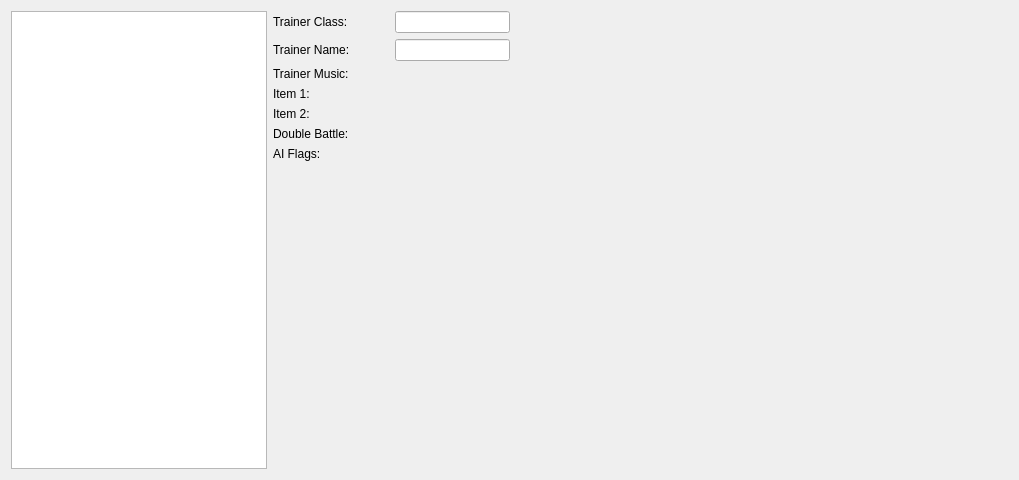
This is GUI/trainerwidget.ui in jowin202/YaRHT as Qt 5 draws it before an edit. The edited form follows.
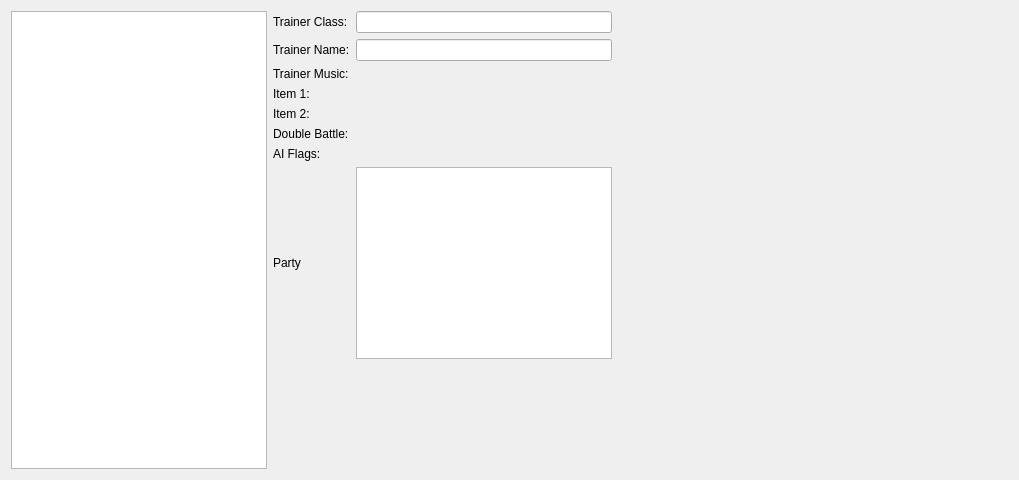
This is the edited form.

What changed in the file:
```diff
--- a/GUI/trainerwidget.ui
+++ b/GUI/trainerwidget.ui
@@ -29,13 +29,6 @@
    </item>
    <item row="0" column="0">
     <layout class="QGridLayout" name="gridLayout">
-     <item row="2" column="2">
-      <widget class="QLabel" name="label_2">
-       <property name="text">
-        <string>Trainer Name:</string>
-       </property>
-      </widget>
-     </item>
      <item row="4" column="2">
       <widget class="QLabel" name="label_4">
        <property name="text">
@@ -43,6 +36,63 @@
        </property>
       </widget>
      </item>
+     <item row="6" column="2">
+      <widget class="QLabel" name="label_6">
+       <property name="text">
+        <string>Double Battle:</string>
+       </property>
+      </widget>
+     </item>
+     <item row="9" column="2">
+      <spacer name="horizontalSpacer">
+       <property name="orientation">
+        <enum>Qt::Horizontal</enum>
+       </property>
+       <property name="sizeHint" stdset="0">
+        <size>
+         <width>40</width>
+         <height>20</height>
+        </size>
+       </property>
+      </spacer>
+     </item>
+     <item row="1" column="0" rowspan="10">
+      <widget class="QListWidget" name="list_trainers"/>
+     </item>
+     <item row="2" column="3">
+      <widget class="QLineEdit" name="line_name">
+       <property name="readOnly">
+        <bool>true</bool>
+       </property>
+      </widget>
+     </item>
+     <item row="9" column="3">
+      <spacer name="horizontalSpacer_2">
+       <property name="orientation">
+        <enum>Qt::Horizontal</enum>
+       </property>
+       <property name="sizeHint" stdset="0">
+        <size>
+         <width>40</width>
+         <height>20</height>
+        </size>
+       </property>
+      </spacer>
+     </item>
+     <item row="1" column="3">
+      <widget class="QLineEdit" name="line_class">
+       <property name="readOnly">
+        <bool>true</bool>
+       </property>
+      </widget>
+     </item>
+     <item row="2" column="2">
+      <widget class="QLabel" name="label_2">
+       <property name="text">
+        <string>Trainer Name:</string>
+       </property>
+      </widget>
+     </item>
      <item row="3" column="2">
       <widget class="QLabel" name="label_3">
        <property name="text">
@@ -50,6 +100,26 @@
        </property>
       </widget>
      </item>
+     <item row="10" column="3">
+      <spacer name="verticalSpacer">
+       <property name="orientation">
+        <enum>Qt::Vertical</enum>
+       </property>
+       <property name="sizeHint" stdset="0">
+        <size>
+         <width>20</width>
+         <height>40</height>
+        </size>
+       </property>
+      </spacer>
+     </item>
+     <item row="1" column="2">
+      <widget class="QLabel" name="label">
+       <property name="text">
+        <string>Trainer Class:</string>
+       </property>
+      </widget>
+     </item>
      <item row="5" column="2">
       <widget class="QLabel" name="label_5">
        <property name="text">
@@ -64,73 +134,13 @@
        </property>
       </widget>
      </item>
-     <item row="6" column="2">
-      <widget class="QLabel" name="label_6">
-       <property name="text">
-        <string>Double Battle:</string>
-       </property>
-      </widget>
-     </item>
      <item row="8" column="3">
-      <spacer name="horizontalSpacer_2">
-       <property name="orientation">
-        <enum>Qt::Horizontal</enum>
-       </property>
-       <property name="sizeHint" stdset="0">
-        <size>
-         <width>40</width>
-         <height>20</height>
-        </size>
-       </property>
-      </spacer>
-     </item>
-     <item row="1" column="2">
-      <widget class="QLabel" name="label">
-       <property name="text">
-        <string>Trainer Class:</string>
-       </property>
-      </widget>
+      <widget class="QPlainTextEdit" name="text_party"/>
      </item>
      <item row="8" column="2">
-      <spacer name="horizontalSpacer">
-       <property name="orientation">
-        <enum>Qt::Horizontal</enum>
-       </property>
-       <property name="sizeHint" stdset="0">
-        <size>
-         <width>40</width>
-         <height>20</height>
-        </size>
-       </property>
-      </spacer>
-     </item>
-     <item row="9" column="3">
-      <spacer name="verticalSpacer">
-       <property name="orientation">
-        <enum>Qt::Vertical</enum>
-       </property>
-       <property name="sizeHint" stdset="0">
-        <size>
-         <width>20</width>
-         <height>40</height>
-        </size>
-       </property>
-      </spacer>
-     </item>
-     <item row="1" column="0" rowspan="9">
-      <widget class="QListWidget" name="list_trainers"/>
-     </item>
-     <item row="1" column="3">
-      <widget class="QLineEdit" name="line_class">
-       <property name="readOnly">
-        <bool>true</bool>
-       </property>
-      </widget>
-     </item>
-     <item row="2" column="3">
-      <widget class="QLineEdit" name="line_name">
-       <property name="readOnly">
-        <bool>true</bool>
+      <widget class="QLabel" name="label_8">
+       <property name="text">
+        <string>Party</string>
        </property>
       </widget>
      </item>
```
